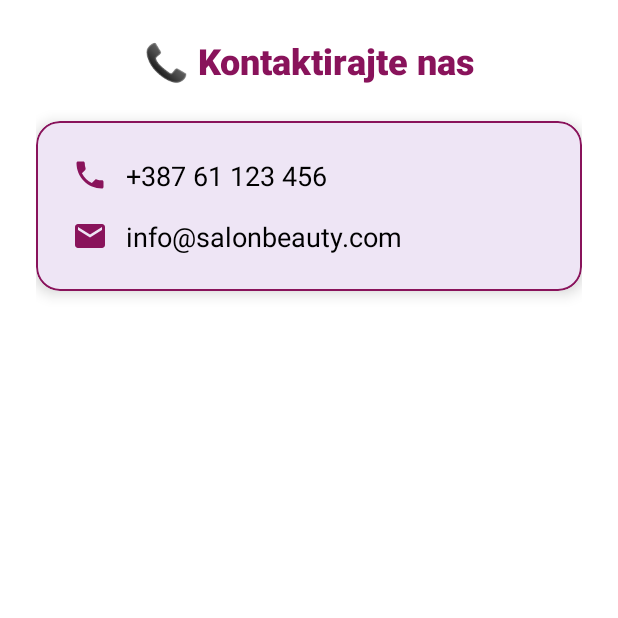
After one commit to LekoIvana/PAMU, an Android app: the ContactActivity screen opened directly, with no data from a screen before it, on a phone screen of 412 x 824 dp, the top half of it. The commit adds this screen. Run offline under Robolectric (Android 15) with nearby library versions, the phone set to English and light mode, and no system bars.

Commit message:
Lokacija i kontakt

```diff
--- a/app/src/main/AndroidManifest.xml
+++ b/app/src/main/AndroidManifest.xml
@@ -14,6 +14,12 @@
         android:supportsRtl="true"
         android:theme="@style/Theme.Pamu"
         tools:targetApi="31">
+        <activity
+            android:name=".ContactActivity"
+            android:exported="false" />
+        <activity
+            android:name=".LocationActivity"
+            android:exported="false" />
         <activity
             android:name=".UserReservationsActivity"
             android:exported="false" />
--- /dev/null
+++ b/app/src/main/java/ba/sum/fpmoz/pamu/ContactActivity.kt
@@ -0,0 +1,12 @@
+package ba.sum.fpmoz.pamu
+
+
+import android.os.Bundle
+import androidx.appcompat.app.AppCompatActivity
+
+class ContactActivity : AppCompatActivity() {
+    override fun onCreate(savedInstanceState: Bundle?) {
+        super.onCreate(savedInstanceState)
+        setContentView(R.layout.activity_contact)
+    }
+}
--- /dev/null
+++ b/app/src/main/res/drawable/circle_mask.xml
@@ -0,0 +1,4 @@
+<shape xmlns:android="http://schemas.android.com/apk/res/android"
+    android:shape="oval">
+    <solid android:color="#89135b" />
+</shape>
--- /dev/null
+++ b/app/src/main/res/drawable/ic_phone.xml
@@ -0,0 +1,10 @@
+<vector xmlns:android="http://schemas.android.com/apk/res/android"
+    android:width="24dp"
+    android:height="24dp"
+    android:viewportWidth="24"
+    android:viewportHeight="24">
+
+    <path
+        android:fillColor="#FF000000"
+        android:pathData="M6.62,10.79c1.44,2.83 3.76,5.15 6.59,6.59l2.2,-2.2c0.27,-0.27 0.67,-0.36 1.02,-0.24 1.12,0.37 2.33,0.57 3.57,0.57 0.55,0 1,0.45 1,1v3.5c0,0.55 -0.45,1 -1,1 -9.39,0 -17,-7.61 -17,-17 0,-0.55 0.45,-1 1,-1h3.5c0.55,0 1,0.45 1,1 0,1.24 0.2,2.45 0.57,3.57 0.11,0.35 0.03,0.74 -0.25,1.02l-2.2,2.2z"/>
+</vector>
--- /dev/null
+++ b/app/src/main/res/layout/activity_contact.xml
@@ -0,0 +1,93 @@
+<?xml version="1.0" encoding="utf-8"?>
+<ScrollView xmlns:android="http://schemas.android.com/apk/res/android"
+    xmlns:app="http://schemas.android.com/apk/res-auto"
+    android:layout_width="match_parent"
+    android:layout_height="match_parent"
+    android:background="#FFFFFF">
+
+    <LinearLayout
+        android:layout_width="match_parent"
+        android:layout_height="wrap_content"
+        android:orientation="vertical"
+        android:padding="24dp"
+        android:gravity="center_horizontal">
+
+        <!-- Naslov -->
+        <TextView
+            android:layout_width="wrap_content"
+            android:layout_height="wrap_content"
+            android:text="📞 Kontaktirajte nas"
+            android:textSize="24sp"
+            android:textColor="#89135b"
+            android:textStyle="bold"
+            android:fontFamily="sans-serif-medium"
+            android:paddingBottom="24dp" />
+
+        <!-- Kartica s podacima -->
+        <com.google.android.material.card.MaterialCardView
+            android:layout_width="match_parent"
+            android:layout_height="wrap_content"
+            android:layout_marginBottom="24dp"
+            app:cardCornerRadius="16dp"
+            app:cardElevation="6dp"
+            app:strokeWidth="1dp"
+            app:strokeColor="#89135b">
+
+            <LinearLayout
+                android:layout_width="match_parent"
+                android:layout_height="wrap_content"
+                android:orientation="vertical"
+                android:padding="24dp">
+
+                <!-- Telefon -->
+                <LinearLayout
+                    android:layout_width="match_parent"
+                    android:layout_height="wrap_content"
+                    android:orientation="horizontal"
+                    android:gravity="center_vertical"
+                    android:paddingBottom="16dp">
+
+                    <ImageView
+                        android:layout_width="24dp"
+                        android:layout_height="24dp"
+                        android:src="@drawable/ic_phone"
+                        app:tint="#89135b"
+                        android:layout_marginEnd="12dp" />
+
+                    <TextView
+                        android:id="@+id/contactPhone"
+                        android:layout_width="wrap_content"
+                        android:layout_height="wrap_content"
+                        android:text="+387 61 123 456"
+                        android:textSize="18sp"
+                        android:textColor="#000000"
+                        android:fontFamily="sans-serif" />
+                </LinearLayout>
+
+                <!-- Email -->
+                <LinearLayout
+                    android:layout_width="match_parent"
+                    android:layout_height="wrap_content"
+                    android:orientation="horizontal"
+                    android:gravity="center_vertical">
+
+                    <ImageView
+                        android:layout_width="24dp"
+                        android:layout_height="24dp"
+                        android:src="@drawable/ic_email"
+                        app:tint="#89135b"
+                        android:layout_marginEnd="12dp" />
+
+                    <TextView
+                        android:id="@+id/contactEmail"
+                        android:layout_width="wrap_content"
+                        android:layout_height="wrap_content"
+                        android:text="info@salonbeauty.com"
+                        android:textSize="18sp"
+                        android:textColor="#000000"
+                        android:fontFamily="sans-serif" />
+                </LinearLayout>
+            </LinearLayout>
+        </com.google.android.material.card.MaterialCardView>
+    </LinearLayout>
+</ScrollView>
```
Also changed, not shown: app/src/main/java/ba/sum/fpmoz/pamu/LocationActivity.kt (added, +45 -0 lines), app/src/main/java/ba/sum/fpmoz/pamu/WelcomeActivity.kt (+8 -0 lines), app/src/main/res/drawable/ic_contact.xml (added, +10 -0 lines), app/src/main/res/drawable/ic_location.xml (added, +10 -0 lines), app/src/main/res/layout/activity_location.xml (added, +79 -0 lines), app/src/main/res/menu/nav_menu.xml (+10 -0 lines), app/src/main/res/drawable/location.png (added).
